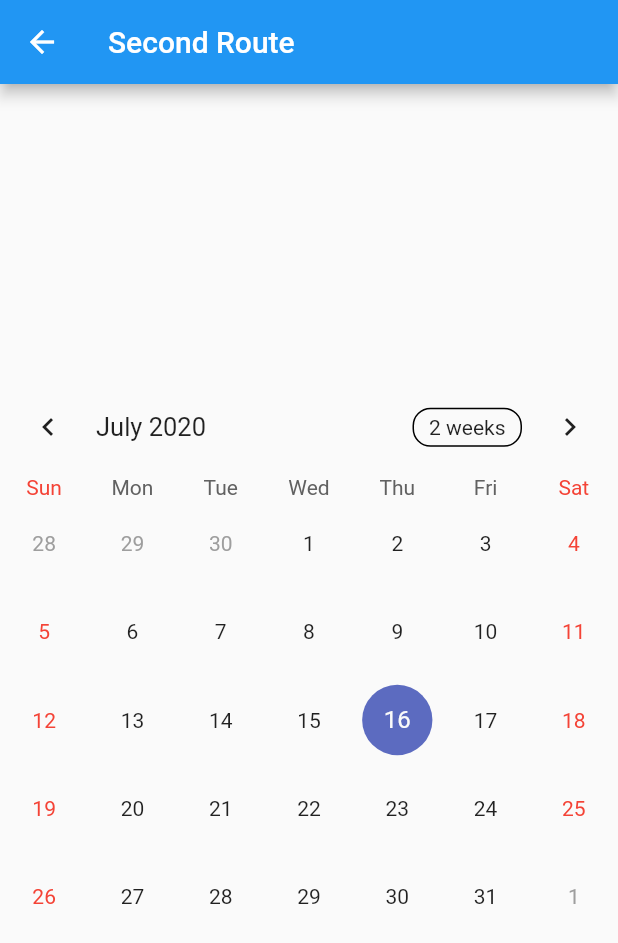
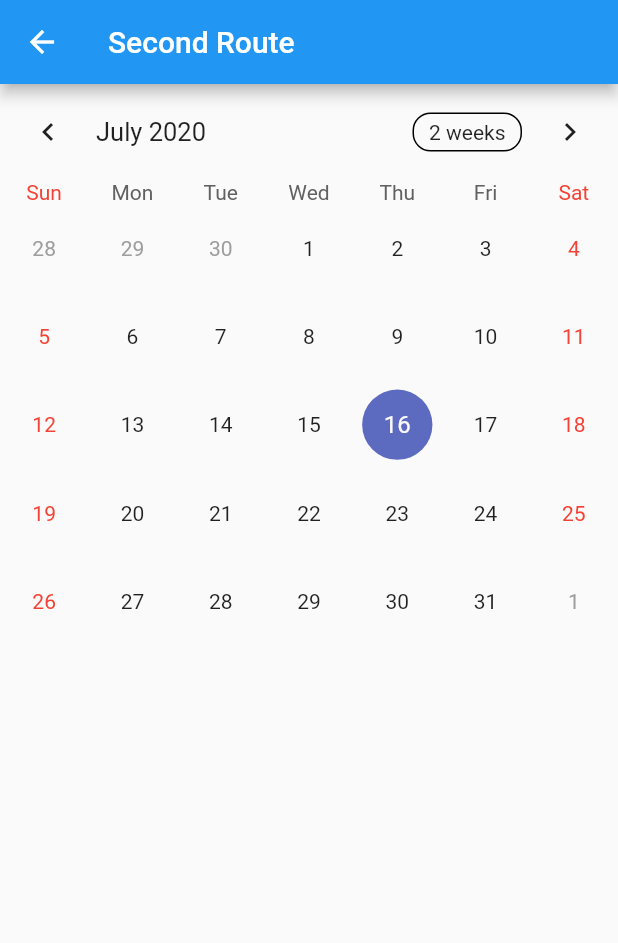
Before and after one commit to prabakar0/ITA-Calendar, a Flutter app: the SecondRoute screen opened directly, on a phone screen of 412 x 824 dp. Shown: the top 943 px of the screen. Run offline on Flutter 3.47's test engine with Material 2 defaults, Android fonts, the phone set to English and light mode, and no system bars; drawn by our look-alikes of table_calendar; our stand-ins replace flutter_speed_dial.

Commit message:
Implemented Table Calendar functions

```diff
--- a/lib/main.dart
+++ b/lib/main.dart
@@ -6,6 +6,7 @@ import 'package:table_calendar/table_calendar.dart';
 void main() {
   runApp(MyApp());
 }
+
 class SecondRoute extends StatefulWidget {
   @override
   _SecondRouteState createState() => _SecondRouteState();
@@ -27,7 +28,13 @@ class _SecondRouteState extends State<SecondRoute> {
         title: Text("Second Route"),
       ),
       body: Center(
-        child: TableCalendar(calendarController: _controller,),
+        child: Column(
+          crossAxisAlignment: CrossAxisAlignment.start,
+          children: <Widget>[
+            TableCalendar(calendarController: _controller,),
+
+          ],
+        ),
 
         ),
 
@@ -250,7 +257,10 @@ class _MyAppState extends State<MyApp> {
                   size: 35.0,
                 ),
                 onPressed: () {
-                  Navigator.pushNamed(context, "SecondRoute");
+                  Navigator.push(
+                    context,
+                    MaterialPageRoute(builder: (context) => SecondRoute()),
+                  );
 
 
 
```
